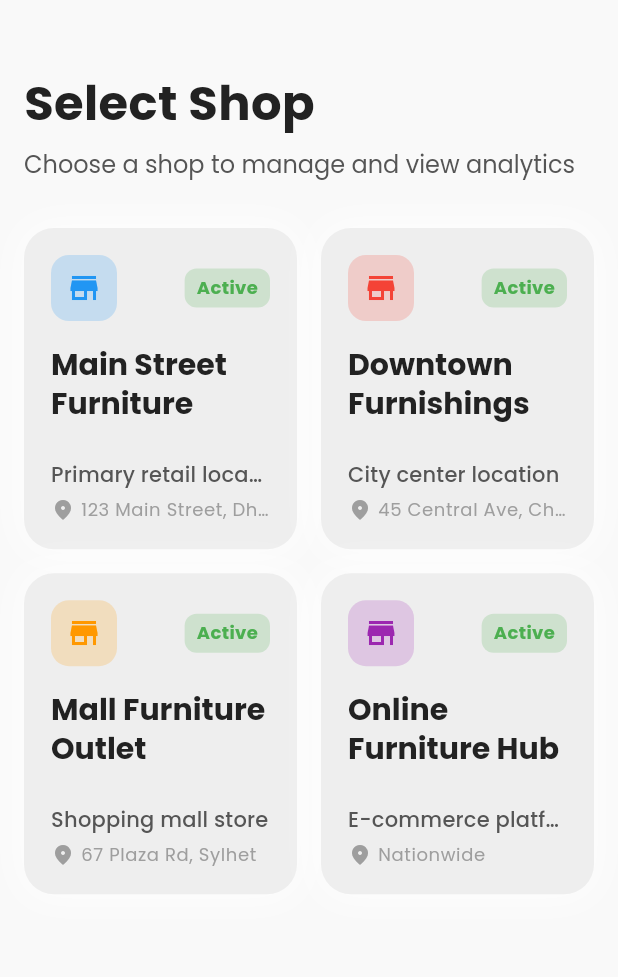
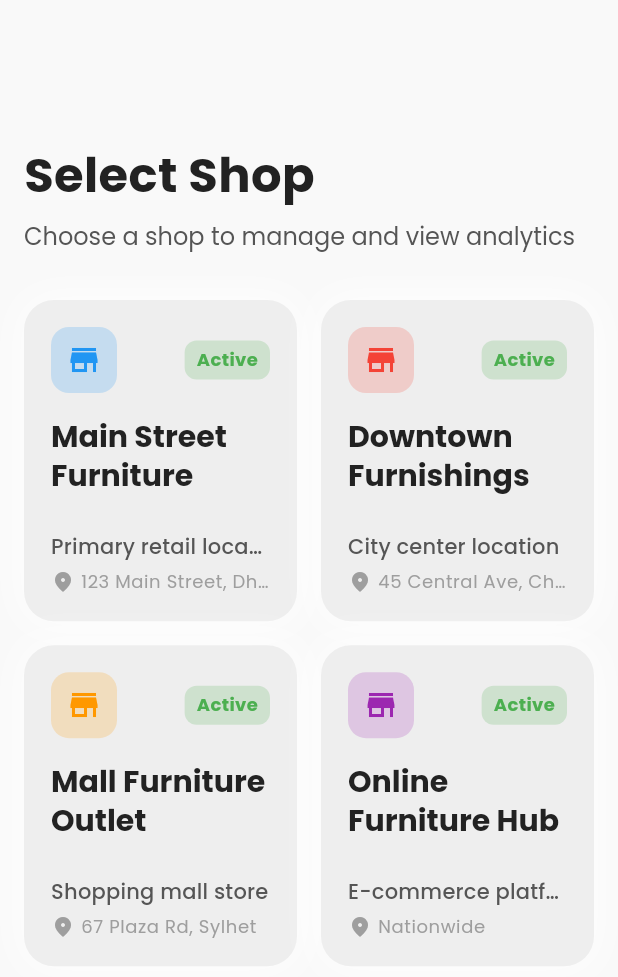
Before and after one commit to DevNadimm/Smart-Furniture, a Flutter app: the screen it shows after launch, on a phone screen of 412 x 824 dp. Shown: the top 977 px of the screen. Run offline on Flutter 3.47's test engine with Material 3 defaults, Android fonts, the phone set to English and light mode, and no system bars; our stand-ins replace cached_network_image, fluttertoast, google_fonts, hugeicons.

Commit message:
update with shop selection

```diff
--- a/lib/features/shop_selection/presentation/pages/shop_selection_page.dart
+++ b/lib/features/shop_selection/presentation/pages/shop_selection_page.dart
@@ -8,8 +8,7 @@ class ShopSelectionPage extends StatelessWidget {
   @override
   Widget build(BuildContext context) {
     return Scaffold(
-      body: SafeArea(
-        child: Padding(
+      body: Padding(
         padding: const EdgeInsets.all(16),
         child: Column(
           crossAxisAlignment: CrossAxisAlignment.start,
@@ -20,7 +19,6 @@ class ShopSelectionPage extends StatelessWidget {
           ],
         ),
       ),
-      ),
     );
   }
 
@@ -28,7 +26,7 @@ class ShopSelectionPage extends StatelessWidget {
     return Column(
       crossAxisAlignment: CrossAxisAlignment.start,
       children: [
-        const SizedBox(height: 32),
+        const SizedBox(height: 80),
         Text(
           'Select Shop',
           style: Theme.of(context).textTheme.displayLarge?.copyWith(fontSize: 32),
@@ -46,6 +44,7 @@ class ShopSelectionPage extends StatelessWidget {
     return GridView.builder(
       shrinkWrap: true,
       physics: const NeverScrollableScrollPhysics(),
+      padding: EdgeInsets.zero,
       gridDelegate: const SliverGridDelegateWithFixedCrossAxisCount(
         crossAxisCount: 2,
         crossAxisSpacing: 16,
```
Lines whose indentation alone changed are shown as unchanged.
